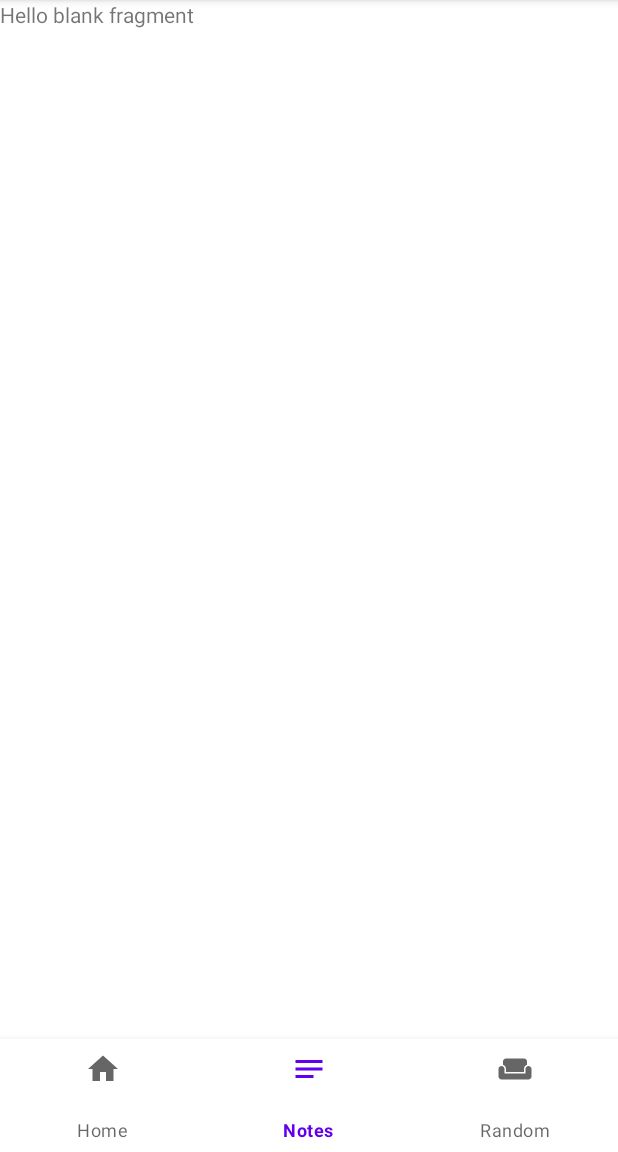
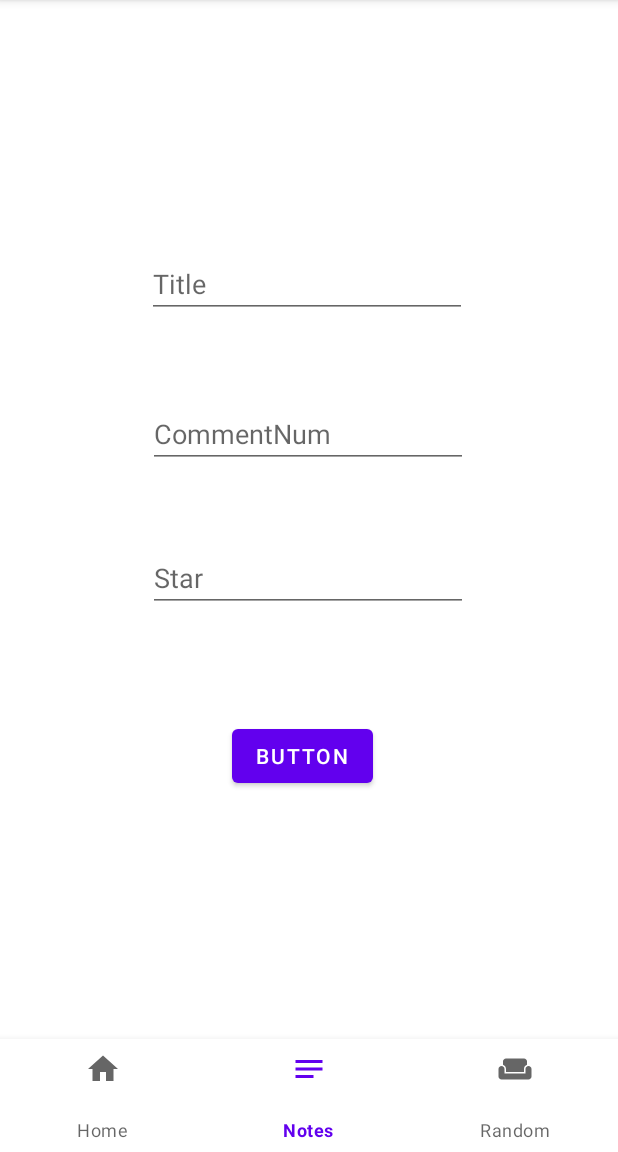
Before and after one commit to DanielNajera115/FirstApp, an Android app: the RedditPostFragment screen opened directly, with no data from a screen before it, item 2 of the bottom bar chosen, on a phone screen of 412 x 824 dp, the part 84-1236 px from its top. Run offline under Robolectric (Android 15) with nearby library versions, the phone set to English and light mode, and no system bars; our stand-ins replace Dagger/Hilt's generated code, paging; libraries missing offline, so code that uses them is left out: androidx.hilt.lifecycle.

Commit message:
Setting database to save post

```diff
--- a/app/src/main/java/com/example/myfirsapp/presentation/fragments/NotesListFragment.kt
+++ b/app/src/main/java/com/example/myfirsapp/presentation/fragments/NotesListFragment.kt
@@ -1,25 +1,48 @@
 package com.example.myfirsapp.presentation.fragments
 
 import android.os.Bundle
+import android.util.Log
 import android.view.*
+import android.widget.Button
+import android.widget.TextView
 import android.widget.Toast
 import android.widget.Toolbar
 import androidx.fragment.app.Fragment
+import androidx.fragment.app.viewModels
 import com.example.myfirsapp.R
+import com.example.myfirsapp.data.database.entity.MyPosts
+import com.example.myfirsapp.presentation.viewmodels.RedditPostingViewModel
 import dagger.hilt.android.AndroidEntryPoint
 
 
 @AndroidEntryPoint
 class NotesListFragment : Fragment() {
 
+    val redditPostsViewModel : RedditPostingViewModel by viewModels()
+
     override fun onCreate(savedInstanceState: Bundle?) {
         super.onCreate(savedInstanceState)
+    }
+
+    override fun onViewCreated(view: View, savedInstanceState: Bundle?) {
+        super.onViewCreated(view, savedInstanceState)
+
+        val tvTitle = view?.findViewById<TextView>(R.id.tvTitle)
+        val tvComment = view?.findViewById<TextView>(R.id.tvComment)
+        val tvStar = view?.findViewById<TextView>(R.id.tvStar)
+        val btnEnter = view?.findViewById<Button>(R.id.btnEnter)
+
+        btnEnter?.setOnClickListener {
+            val myPost = MyPosts(0,tvTitle?.text.toString(),Integer.parseInt(tvComment?.text.toString()),tvStar?.text.toString())
+            redditPostsViewModel.insert(myPost)
+        }
     }
 
     override fun onCreateView(
         inflater: LayoutInflater, container: ViewGroup?,
         savedInstanceState: Bundle?
     ): View? {
+
         // Inflate the layout for this fragment
         return inflater.inflate(R.layout.fragment_notes_list, container, false)
     }
--- a/app/src/main/res/layout/activity_reddit_posts.xml
+++ b/app/src/main/res/layout/activity_reddit_posts.xml
@@ -18,12 +18,11 @@
         android:name="com.example.myfirsapp.presentation.fragments.RedditPostFragment"
         android:layout_width="409dp"
         android:layout_height="600dp"
-        app:layout_constraintBottom_toBottomOf="parent"
-        app:layout_constraintHorizontal_bias="0.0"
+        app:layout_constraintBottom_toTopOf="@+id/bottomNavigationView"
+        app:layout_constraintHorizontal_bias="1.0"
         app:layout_constraintLeft_toLeftOf="parent"
         app:layout_constraintRight_toRightOf="parent"
-        app:layout_constraintTop_toBottomOf="@+id/toollbarInPost"
-        app:layout_constraintVertical_bias="0.0" />
+        app:layout_constraintTop_toBottomOf="@+id/toollbarInPost" />
 
     <com.google.android.material.bottomnavigation.BottomNavigationView
         android:id="@+id/bottomNavigationView"
@@ -33,6 +32,6 @@
         app:layout_constraintEnd_toEndOf="parent"
         app:layout_constraintHorizontal_bias="0.5"
         app:layout_constraintStart_toStartOf="parent"
-        app:menu="@menu/bottom_nav_menu"/>
+        app:menu="@menu/bottom_nav_menu" />
 
 </androidx.constraintlayout.widget.ConstraintLayout>
--- a/app/src/main/res/layout/fragment_notes_list.xml
+++ b/app/src/main/res/layout/fragment_notes_list.xml
@@ -1,12 +1,76 @@
 <?xml version="1.0" encoding="utf-8"?>
-<FrameLayout xmlns:android="http://schemas.android.com/apk/res/android"
+<androidx.constraintlayout.widget.ConstraintLayout xmlns:android="http://schemas.android.com/apk/res/android"
+    xmlns:app="http://schemas.android.com/apk/res-auto"
     xmlns:tools="http://schemas.android.com/tools"
     android:layout_width="match_parent"
     android:layout_height="match_parent"
     tools:context=".presentation.fragments.NotesListFragment">
-    <TextView
-        android:layout_width="match_parent"
-        android:layout_height="match_parent"
-        android:text="@string/hello_blank_fragment" />
 
-</FrameLayout>
+
+    <EditText
+        android:id="@+id/tvTitle"
+        android:layout_width="wrap_content"
+        android:layout_height="wrap_content"
+        android:layout_marginStart="50dp"
+        android:layout_marginLeft="50dp"
+        android:layout_marginTop="120dp"
+        android:layout_marginEnd="100dp"
+        android:layout_marginRight="100dp"
+        android:ems="10"
+        android:hint="Title"
+        android:inputType="textPersonName"
+        app:layout_constraintEnd_toEndOf="parent"
+        app:layout_constraintHorizontal_bias="0.98"
+        app:layout_constraintStart_toStartOf="parent"
+        app:layout_constraintTop_toTopOf="parent" />
+
+    <EditText
+        android:id="@+id/tvComment"
+        android:layout_width="wrap_content"
+        android:layout_height="wrap_content"
+        android:layout_marginStart="50dp"
+        android:layout_marginLeft="50dp"
+        android:layout_marginTop="220dp"
+        android:layout_marginEnd="100dp"
+        android:layout_marginRight="100dp"
+        android:ems="10"
+        android:hint="CommentNum"
+        android:inputType="textPersonName"
+        app:layout_constraintEnd_toEndOf="parent"
+        app:layout_constraintHorizontal_bias="1.0"
+        app:layout_constraintStart_toStartOf="parent"
+        app:layout_constraintTop_toTopOf="parent" />
+
+    <EditText
+        android:id="@+id/tvStar"
+        android:layout_width="wrap_content"
+        android:layout_height="wrap_content"
+        android:layout_marginStart="50dp"
+        android:layout_marginLeft="50dp"
+        android:layout_marginTop="316dp"
+        android:layout_marginEnd="100dp"
+        android:layout_marginRight="100dp"
+        android:ems="10"
+        android:hint="Star"
+        android:inputType="textPersonName"
+        app:layout_constraintEnd_toEndOf="parent"
+        app:layout_constraintHorizontal_bias="1.0"
+        app:layout_constraintStart_toStartOf="parent"
+        app:layout_constraintTop_toTopOf="parent" />
+
+    <Button
+        android:id="@+id/btnEnter"
+        android:layout_width="wrap_content"
+        android:layout_height="wrap_content"
+        android:layout_marginStart="155dp"
+        android:layout_marginLeft="155dp"
+        android:layout_marginTop="72dp"
+        android:layout_marginEnd="163dp"
+        android:layout_marginRight="163dp"
+        android:text="Button"
+        app:layout_constraintEnd_toEndOf="parent"
+        app:layout_constraintHorizontal_bias="1.0"
+        app:layout_constraintStart_toStartOf="parent"
+        app:layout_constraintTop_toBottomOf="@+id/tvStar" />
+
+</androidx.constraintlayout.widget.ConstraintLayout>
--- a/app/src/main/res/layout/fragment_reddit_post.xml
+++ b/app/src/main/res/layout/fragment_reddit_post.xml
@@ -8,8 +8,8 @@
 
     <androidx.recyclerview.widget.RecyclerView
         android:id="@+id/rvPosts"
-        android:layout_width="424dp"
-        android:layout_height="658dp"
+        android:layout_width="match_parent"
+        android:layout_height="match_parent"
         app:layoutManager="androidx.recyclerview.widget.LinearLayoutManager"
         app:layout_constraintBottom_toBottomOf="parent"
         app:layout_constraintEnd_toEndOf="parent"
```
Also changed, not shown: app/build.gradle (+4 -8 lines), app/src/main/java/com/example/myfirsapp/data/database/entity/MyPosts.kt (+6 -3 lines), app/src/main/java/com/example/myfirsapp/data/database/roomdatabase/MyPostsDatabase.kt (+13 -13 lines), app/src/main/java/com/example/myfirsapp/data/repositories/RedditInsertPostRepositoryImpl.kt (added, +17 -0 lines), app/src/main/java/com/example/myfirsapp/domain/repositories/RedditInsertPostRepository.kt (added, +12 -0 lines), app/src/main/java/com/example/myfirsapp/presentation/viewmodels/RedditPostingViewModel.kt (added, +29 -0 lines), app/src/main/java/com/example/myfirsapp/utils/dependencyinjection/RepositoryModule.kt (+9 -0 lines).
